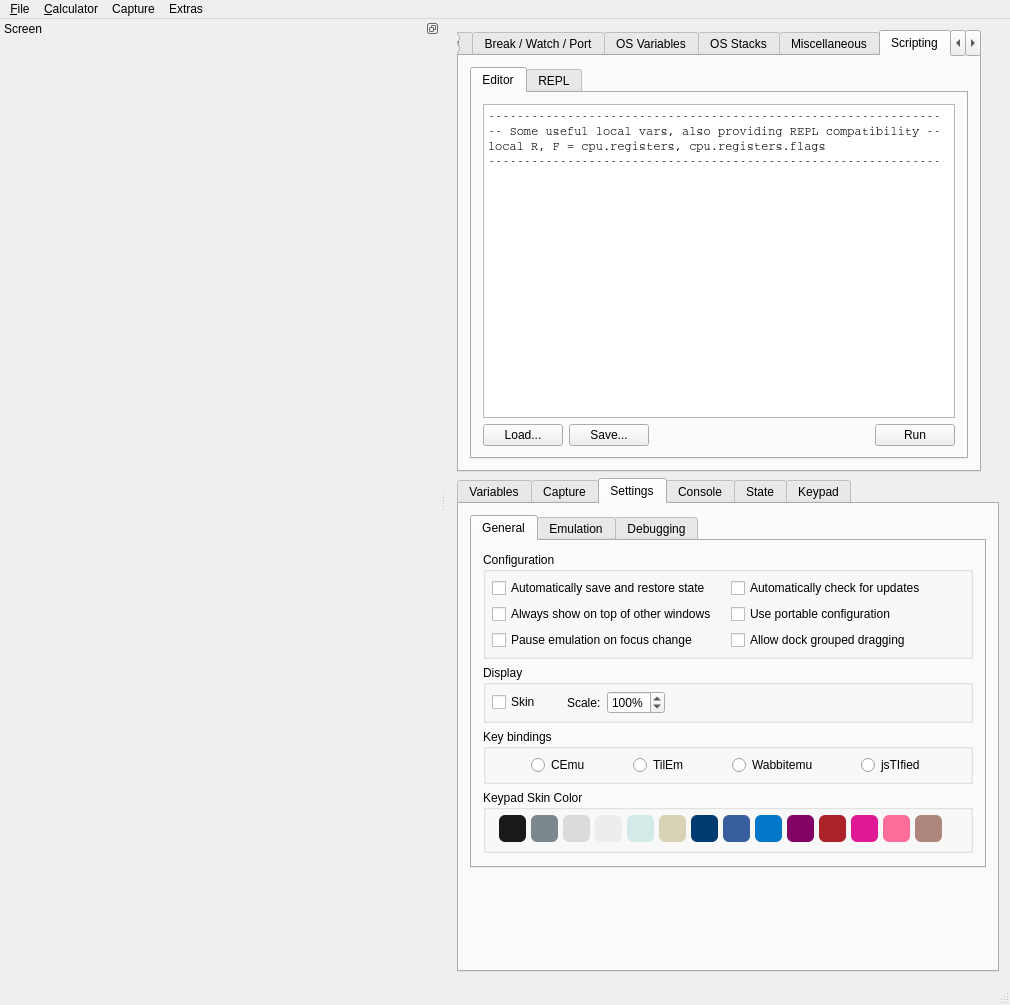
First picture: the form in gui/qt/mainwindow.ui, repository Poggis/CEmu, before the edit.
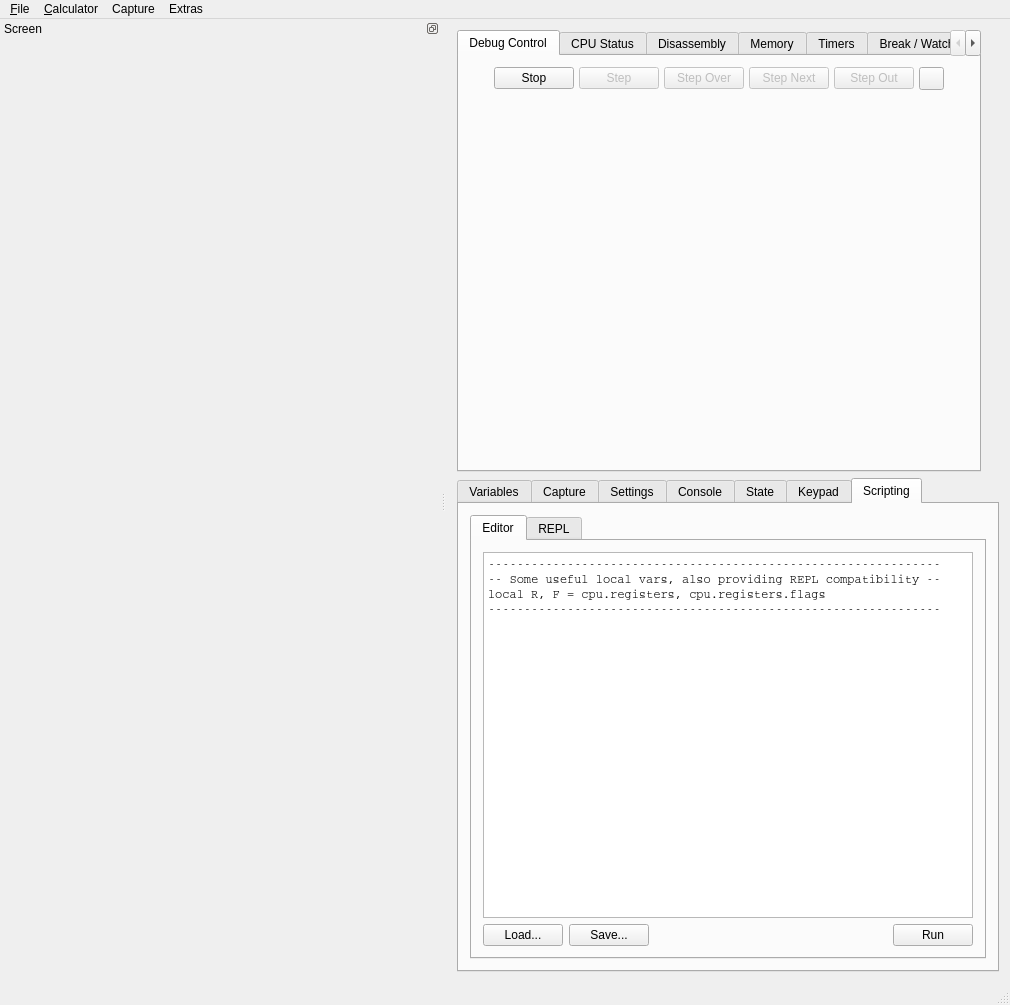
Second picture: the form after the edit. The open tabs and pages were chosen to show the change. Icons and pictures are not drawn. Custom widgets are drawn as their Qt base class.

Commit message: [GUI] Fix Scripting tab UI

Patch:
```diff
--- a/gui/qt/mainwindow.ui
+++ b/gui/qt/mainwindow.ui
@@ -5884,159 +5884,6 @@
         </item>
        </layout>
       </widget>
-      <widget class="QWidget" name="tabScripting">
-       <attribute name="title">
-        <string>Scripting</string>
-       </attribute>
-       <layout class="QVBoxLayout" name="verticalLayout_26_lua">
-        <item>
-         <widget class="QTabWidget" name="LuaTabs">
-          <property name="currentIndex">
-           <number>0</number>
-          </property>
-          <widget class="QWidget" name="LuaEditorTab">
-           <attribute name="title">
-            <string>Editor</string>
-           </attribute>
-           <layout class="QVBoxLayout" name="verticalLayout_18_lua">
-            <item>
-             <widget class="LuaEditor" name="luaScriptEditor">
-              <property name="font">
-               <font>
-                <family>Courier</family>
-               </font>
-              </property>
-              <property name="plainText">
-               <string>---------------------------------------------------------------
--- Some useful local vars, also providing REPL compatibility --
-local R, F = cpu.registers, cpu.registers.flags
----------------------------------------------------------------
-
-</string>
-              </property>
-              <property name="backgroundVisible">
-               <bool>false</bool>
-              </property>
-             </widget>
-            </item>
-            <item>
-             <layout class="QHBoxLayout" name="horizontalLayout_lua">
-              <item>
-               <widget class="QPushButton" name="buttonLoadLuaScript">
-                <property name="text">
-                 <string>Load...</string>
-                </property>
-               </widget>
-              </item>
-              <item>
-               <widget class="QPushButton" name="buttonSaveLuaScript">
-                <property name="text">
-                 <string>Save...</string>
-                </property>
-               </widget>
-              </item>
-              <item>
-               <spacer name="horizontalSpacer_23">
-                <property name="orientation">
-                 <enum>Qt::Horizontal</enum>
-                </property>
-                <property name="sizeHint" stdset="0">
-                 <size>
-                  <width>40</width>
-                  <height>20</height>
-                 </size>
-                </property>
-               </spacer>
-              </item>
-              <item>
-               <widget class="QPushButton" name="buttonRunLuaScript">
-                <property name="text">
-                 <string>Run</string>
-                </property>
-               </widget>
-              </item>
-             </layout>
-            </item>
-           </layout>
-          </widget>
-          <widget class="QWidget" name="LuaREPLTab">
-           <attribute name="title">
-            <string>REPL</string>
-           </attribute>
-           <layout class="QVBoxLayout" name="verticalLayoutREPL">
-            <item>
-             <layout class="QHBoxLayout" name="horizontalLayout_lua_26">
-              <item>
-               <widget class="QPushButton" name="clearREPLConsole">
-                <property name="text">
-                 <string>Clear console</string>
-                </property>
-               </widget>
-              </item>
-              <item>
-               <spacer name="horizontalSpacer_24">
-                <property name="orientation">
-                 <enum>Qt::Horizontal</enum>
-                </property>
-                <property name="sizeHint" stdset="0">
-                 <size>
-                  <width>40</width>
-                  <height>20</height>
-                 </size>
-                </property>
-               </spacer>
-              </item>
-              <item>
-               <widget class="QPushButton" name="resetREPLLuaState">
-                <property name="text">
-                 <string>Reset Lua state</string>
-                </property>
-               </widget>
-              </item>
-             </layout>
-            </item>
-            <item>
-             <widget class="QPlainTextEdit" name="REPLConsole">
-              <property name="font">
-               <font>
-                <family>Droid Sans Mono</family>
-               </font>
-              </property>
-              <property name="undoRedoEnabled">
-               <bool>false</bool>
-              </property>
-              <property name="lineWrapMode">
-               <enum>QPlainTextEdit::NoWrap</enum>
-              </property>
-              <property name="readOnly">
-               <bool>true</bool>
-              </property>
-              <property name="plainText">
-               <string/>
-              </property>
-             </widget>
-            </item>
-            <item>
-             <widget class="QLineEdit" name="REPLInput">
-              <property name="enabled">
-               <bool>true</bool>
-              </property>
-              <property name="font">
-               <font>
-                <family>Droid Sans Mono</family>
-               </font>
-              </property>
-              <property name="placeholderText">
-               <string>Type Lua commands here</string>
-              </property>
-             </widget>
-            </item>
-           </layout>
-          </widget>
-         </widget>
-        </item>
-       </layout>
-      </widget>
       <widget class="QWidget" name="debugAutoTesterWidget">
        <attribute name="icon">
         <iconset resource="resources.qrc">
@@ -9502,6 +9349,163 @@
        </attribute>
        <layout class="QHBoxLayout" name="horizontalLayout_27"/>
       </widget>
+      <widget class="QWidget" name="scriptingWidget">
+       <attribute name="icon">
+        <iconset resource="resources.qrc">
+         <normaloff>:/icons/resources/icons/script.png</normaloff>:/icons/resources/icons/script.png</iconset>
+       </attribute>
+       <attribute name="title">
+        <string>Scripting</string>
+       </attribute>
+       <layout class="QVBoxLayout" name="verticalLayout_26_lua">
+        <item>
+         <widget class="QTabWidget" name="LuaTabs">
+          <property name="currentIndex">
+           <number>0</number>
+          </property>
+          <widget class="QWidget" name="LuaEditorTab">
+           <attribute name="title">
+            <string>Editor</string>
+           </attribute>
+           <layout class="QVBoxLayout" name="verticalLayout_18_lua">
+            <item>
+             <widget class="LuaEditor" name="luaScriptEditor">
+              <property name="font">
+               <font>
+                <family>Courier</family>
+               </font>
+              </property>
+              <property name="plainText">
+               <string>---------------------------------------------------------------
+-- Some useful local vars, also providing REPL compatibility --
+local R, F = cpu.registers, cpu.registers.flags
+---------------------------------------------------------------
+
+</string>
+              </property>
+              <property name="backgroundVisible">
+               <bool>false</bool>
+              </property>
+             </widget>
+            </item>
+            <item>
+             <layout class="QHBoxLayout" name="horizontalLayout_lua">
+              <item>
+               <widget class="QPushButton" name="buttonLoadLuaScript">
+                <property name="text">
+                 <string>Load...</string>
+                </property>
+               </widget>
+              </item>
+              <item>
+               <widget class="QPushButton" name="buttonSaveLuaScript">
+                <property name="text">
+                 <string>Save...</string>
+                </property>
+               </widget>
+              </item>
+              <item>
+               <spacer name="horizontalSpacer_lua_23">
+                <property name="orientation">
+                 <enum>Qt::Horizontal</enum>
+                </property>
+                <property name="sizeHint" stdset="0">
+                 <size>
+                  <width>40</width>
+                  <height>20</height>
+                 </size>
+                </property>
+               </spacer>
+              </item>
+              <item>
+               <widget class="QPushButton" name="buttonRunLuaScript">
+                <property name="text">
+                 <string>Run</string>
+                </property>
+               </widget>
+              </item>
+             </layout>
+            </item>
+           </layout>
+          </widget>
+          <widget class="QWidget" name="LuaREPLTab">
+           <attribute name="title">
+            <string>REPL</string>
+           </attribute>
+           <layout class="QVBoxLayout" name="verticalLayoutREPL">
+            <item>
+             <layout class="QHBoxLayout" name="horizontalLayout_lua_26">
+              <item>
+               <widget class="QPushButton" name="clearREPLConsole">
+                <property name="text">
+                 <string>Clear console</string>
+                </property>
+               </widget>
+              </item>
+              <item>
+               <spacer name="horizontalSpacer_lua_24">
+                <property name="orientation">
+                 <enum>Qt::Horizontal</enum>
+                </property>
+                <property name="sizeHint" stdset="0">
+                 <size>
+                  <width>40</width>
+                  <height>20</height>
+                 </size>
+                </property>
+               </spacer>
+              </item>
+              <item>
+               <widget class="QPushButton" name="resetREPLLuaState">
+                <property name="text">
+                 <string>Reset Lua state</string>
+                </property>
+               </widget>
+              </item>
+             </layout>
+            </item>
+            <item>
+             <widget class="QPlainTextEdit" name="REPLConsole">
+              <property name="font">
+               <font>
+                <family>Droid Sans Mono</family>
+               </font>
+              </property>
+              <property name="undoRedoEnabled">
+               <bool>false</bool>
+              </property>
+              <property name="lineWrapMode">
+               <enum>QPlainTextEdit::NoWrap</enum>
+              </property>
+              <property name="readOnly">
+               <bool>true</bool>
+              </property>
+              <property name="plainText">
+               <string/>
+              </property>
+             </widget>
+            </item>
+            <item>
+             <widget class="QLineEdit" name="REPLInput">
+              <property name="enabled">
+               <bool>true</bool>
+              </property>
+              <property name="font">
+               <font>
+                <family>Droid Sans Mono</family>
+               </font>
+              </property>
+              <property name="placeholderText">
+               <string>Type Lua commands here</string>
+              </property>
+             </widget>
+            </item>
+           </layout>
+          </widget>
+         </widget>
+        </item>
+       </layout>
+      </widget>
      </widget>
     </item>
    </layout>
```
Left out of the diff: 2 changed lines with no effect on the pictures. The commit also changes 2 other files.
